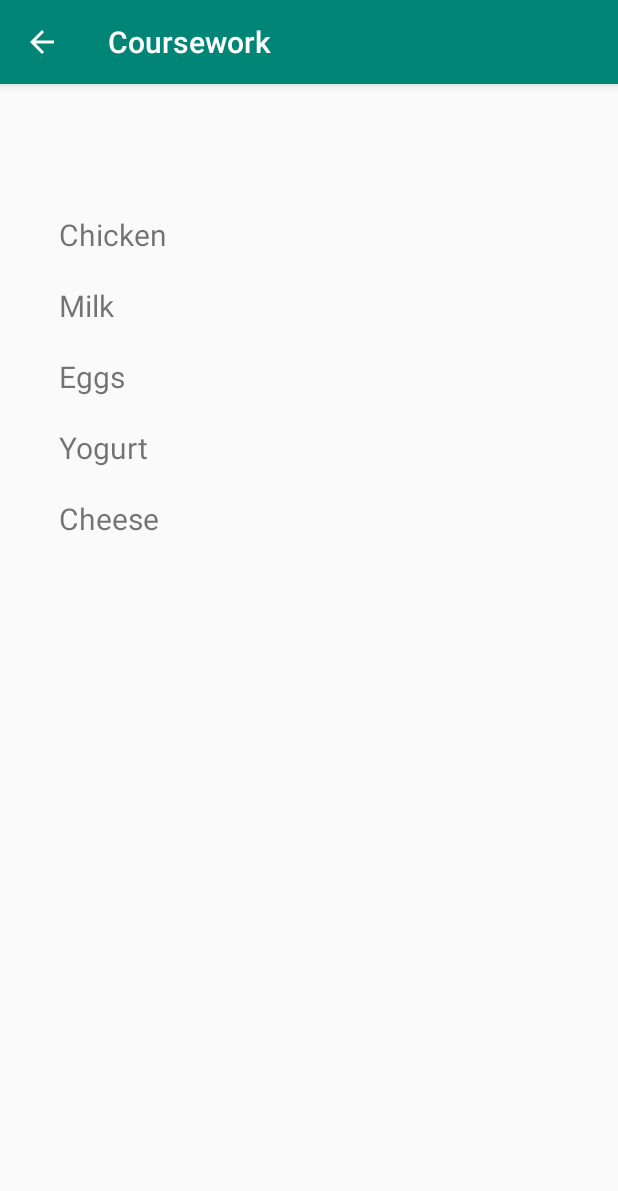
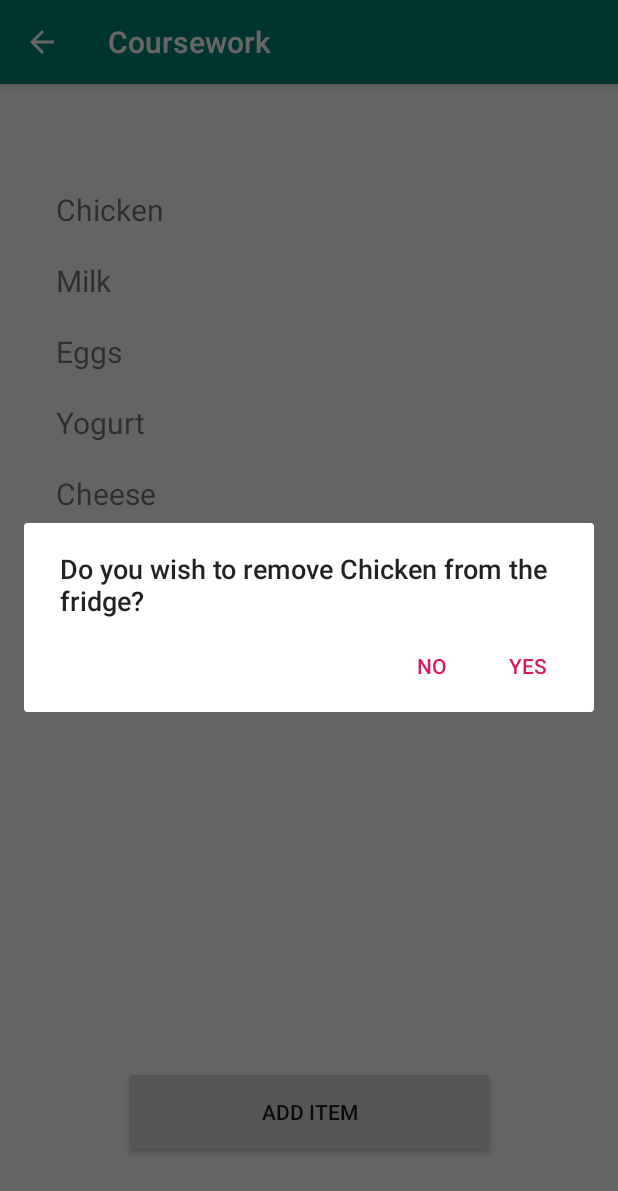
Before and after one commit to Walkmilton/Mobile-Development, an Android app: the FridgeActivity screen opened directly, with no data from a screen before it, after a tap on "Chicken", on a phone screen of 412 x 824 dp. Shown: the top 1191 px of the screen. Run offline under Robolectric (Android 15) with nearby library versions, the phone set to English and light mode, and no system bars.

Commit message:
Ability to Add and Remove Items from Fridge

```diff
--- a/Coursework/app/src/main/java/com/example/coursework/FridgeActivity.java
+++ b/Coursework/app/src/main/java/com/example/coursework/FridgeActivity.java
@@ -1,19 +1,26 @@
 package com.example.coursework;
 
+import android.content.DialogInterface;
+import android.support.v7.app.AlertDialog;
 import android.support.v7.app.AppCompatActivity;
 import android.os.Bundle;
 import android.support.v7.widget.LinearLayoutManager;
 import android.support.v7.widget.RecyclerView;
+import android.text.InputType;
 import android.view.View;
+import android.widget.EditText;
 import android.widget.Toast;
 
 import java.util.ArrayList;
+import java.util.List;
 
 public class FridgeActivity extends AppCompatActivity implements MyRecyclerViewAdapter.ItemClickListener {
 
 
     MyRecyclerViewAdapter adapter;
-
+    List<String> fridgeArray;
+    private String fridge_text = "";
+    int count = 0;
 
     @Override
     protected void onCreate(Bundle savedInstanceState) {
@@ -22,7 +29,7 @@ public class FridgeActivity extends AppCompatActivity implements MyRecyclerViewA
 
 
     // data to populate the RecyclerView with
-    ArrayList<String> fridgeArray = new ArrayList<>();
+        fridgeArray = new ArrayList<>();
         fridgeArray.add("Chicken");
         fridgeArray.add("Milk");
         fridgeArray.add("Eggs");
@@ -37,8 +44,67 @@ public class FridgeActivity extends AppCompatActivity implements MyRecyclerViewA
         recyclerView.setAdapter(adapter);
 }
 
+    public void Add_item_to_fridge(View view) {
+
+
+
+        AlertDialog.Builder builder = new AlertDialog.Builder(this);
+        builder.setTitle("What are you putting in the Fridge?");
+
+        // Set up the input
+        final EditText input = new EditText(this);
+
+        // Specify the type of input expected
+        input.setInputType(InputType.TYPE_CLASS_TEXT);
+        builder.setView(input);
+
+        // Set up the buttons
+        builder.setPositiveButton("Enter", new DialogInterface.OnClickListener() {
+            @Override
+            public void onClick(DialogInterface dialog, int which) {
+                fridge_text = input.getText().toString();
+                count = adapter.getItemCount();
+                fridgeArray.add(fridge_text);
+                adapter.notifyItemInserted(count + 1);
+            }
+        });
+        builder.setNegativeButton("Cancel", new DialogInterface.OnClickListener() {
+            @Override
+            public void onClick(DialogInterface dialog, int which) {
+                dialog.cancel();
+            }
+        });
+
+        builder.show();
+
+
+    }
+
+
     @Override
-    public void onItemClick(View view, int position) {
-        Toast.makeText(this, "You clicked " + adapter.getItem(position) + " on row number " + position, Toast.LENGTH_SHORT).show();
+    public void onItemClick(View view, final int position) {
+
+        AlertDialog.Builder builder = new AlertDialog.Builder(this);
+        builder.setTitle("Do you wish to remove " + adapter.getItem(position) + " from the fridge?");
+
+        //builder.setView(view);
+
+        builder.setPositiveButton("Yes", new DialogInterface.OnClickListener() {
+            @Override
+            public void onClick(DialogInterface dialog, int which) {
+                fridgeArray.remove(position);
+                adapter.notifyItemRemoved(position);
+            }
+        });
+        builder.setNegativeButton("No", new DialogInterface.OnClickListener() {
+            @Override
+            public void onClick(DialogInterface dialog, int which) {
+                dialog.cancel();
+            }
+        });
+
+        builder.show();
+
+        //Toast.makeText(this, "You clicked " + adapter.getItem(position) + " on row number " + position, Toast.LENGTH_SHORT).show();
     }
 }
--- a/Coursework/app/src/main/res/layout/activity_fridge.xml
+++ b/Coursework/app/src/main/res/layout/activity_fridge.xml
@@ -8,14 +8,26 @@
 
     <android.support.v7.widget.RecyclerView
         android:id="@+id/fridgeItemList"
-        android:layout_width="353dp"
-        android:layout_height="394dp"
+        android:layout_width="357dp"
+        android:layout_height="464dp"
         android:layout_marginStart="16dp"
         android:layout_marginTop="32dp"
         android:layout_marginEnd="16dp"
-        app:layout_constraintBottom_toBottomOf="parent"
+        android:layout_marginBottom="8dp"
+        app:layout_constraintBottom_toTopOf="@+id/Add_item_to_fridge"
         app:layout_constraintEnd_toEndOf="parent"
         app:layout_constraintStart_toStartOf="parent"
         app:layout_constraintTop_toTopOf="parent"
-        app:layout_constraintVertical_bias="0.131" />
+        app:layout_constraintVertical_bias="0.184" />
+
+    <Button
+        android:id="@+id/Add_item_to_fridge"
+        android:layout_width="247dp"
+        android:layout_height="61dp"
+        android:layout_marginBottom="52dp"
+        android:onClick="Add_item_to_fridge"
+        android:text="@string/add_item_to_fridge"
+        app:layout_constraintBottom_toBottomOf="parent"
+        app:layout_constraintEnd_toEndOf="parent"
+        app:layout_constraintStart_toStartOf="parent" />
 </android.support.constraint.ConstraintLayout>
--- a/Coursework/app/src/main/res/values/strings.xml
+++ b/Coursework/app/src/main/res/values/strings.xml
@@ -4,4 +4,5 @@
     <string name="recipe_button">Recipies</string>
     <string name="list_button">Shopping List</string>
     <string name="main_title">Fridge App</string>
+    <string name="add_item_to_fridge">Add Item</string>
 </resources>
```
